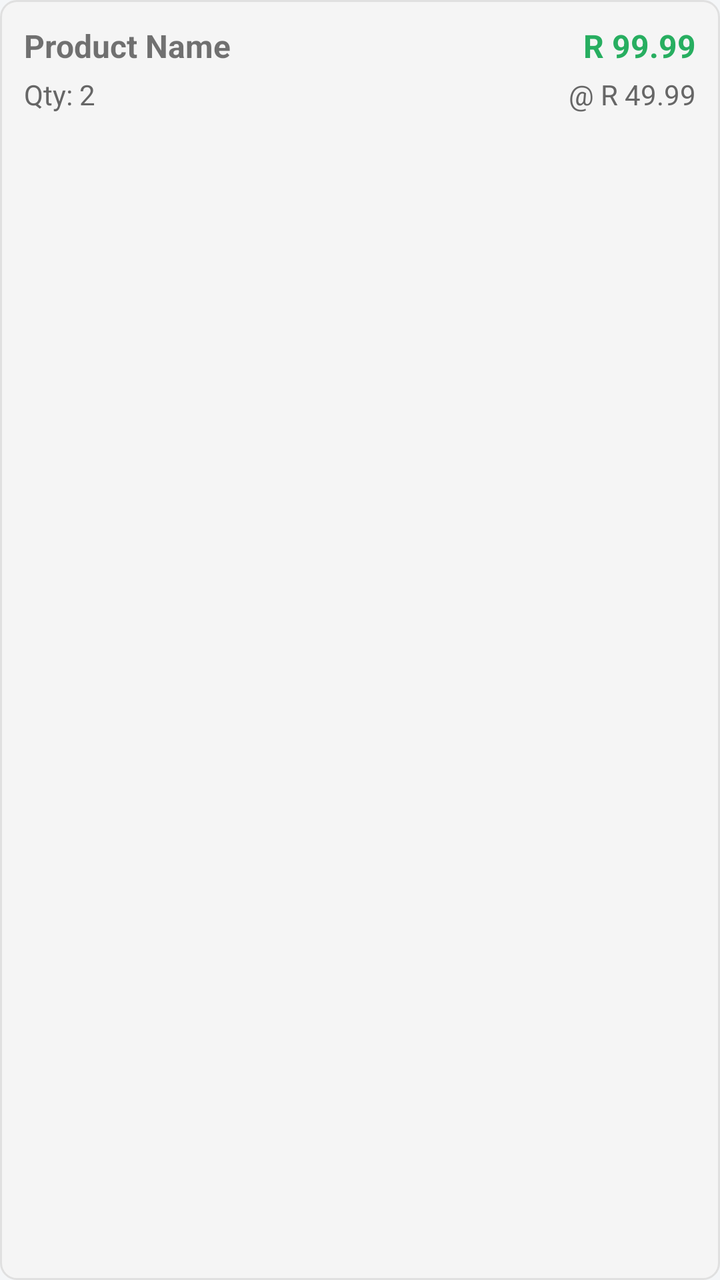
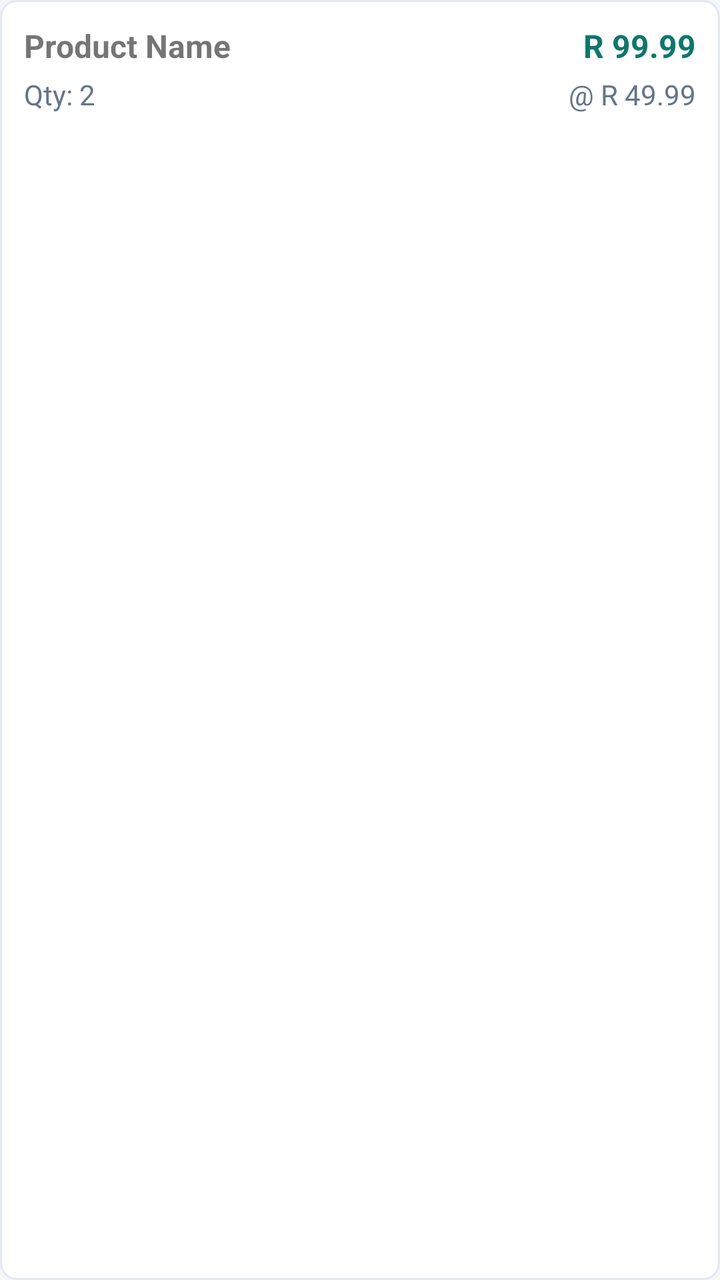

Before-and-after screenshots of an Android layout around one commit, followed by the original layout XML and the change that was made.
<!-- AndroidManifest.xml: application theme Theme.POSScanner -->
<!-- res/layout/item_receipt_item.xml -->
<?xml version="1.0" encoding="utf-8"?>
<LinearLayout xmlns:android="http://schemas.android.com/apk/res/android"
    android:layout_width="match_parent"
    android:layout_height="wrap_content"
    android:orientation="vertical"
    android:padding="12dp"
    android:background="@drawable/item_background">

    <LinearLayout
        android:layout_width="match_parent"
        android:layout_height="wrap_content"
        android:orientation="horizontal">

        <TextView
            android:id="@+id/itemNameText"
            android:layout_width="0dp"
            android:layout_height="wrap_content"
            android:layout_weight="1"
            android:text="Product Name"
            android:textSize="16sp"
            android:textStyle="bold"/>

        <TextView
            android:id="@+id/itemSubtotalText"
            android:layout_width="wrap_content"
            android:layout_height="wrap_content"
            android:text="R 99.99"
            android:textSize="16sp"
            android:textStyle="bold"
            android:textColor="#27ae60"/>
    </LinearLayout>

    <LinearLayout
        android:layout_width="match_parent"
        android:layout_height="wrap_content"
        android:orientation="horizontal"
        android:layout_marginTop="4dp">

        <TextView
            android:id="@+id/itemQuantityText"
            android:layout_width="0dp"
            android:layout_height="wrap_content"
            android:layout_weight="1"
            android:text="Qty: 2"
            android:textSize="14sp"
            android:textColor="#666"/>

        <TextView
            android:id="@+id/itemPriceText"
            android:layout_width="wrap_content"
            android:layout_height="wrap_content"
            android:text="@ R 49.99"
            android:textSize="14sp"
            android:textColor="#666"/>
    </LinearLayout>

</LinearLayout>
<!-- resources referenced by this layout -->
<resources>
  <!-- drawable item_background (drawable) -->
  <?xml version="1.0" encoding="utf-8"?>
  <shape xmlns:android="http://schemas.android.com/apk/res/android">
      <solid android:color="#f5f5f5"/>
      <corners android:radius="8dp"/>
      <stroke android:width="1dp" android:color="#e0e0e0"/>
  </shape>
  <style name="Theme.POSScanner" parent="Theme.MaterialComponents.Light.NoActionBar">
          <item name="colorPrimary">@color/brand_primary</item>
          <item name="colorPrimaryDark">@color/brand_primary_dark</item>
          <item name="colorAccent">@color/brand_primary</item>
          <item name="colorOnPrimary">@color/white</item>
          <item name="android:statusBarColor">@color/brand_primary_dark</item>
          <item name="android:windowBackground">@color/bg</item>
      </style>
  <color name="brand_primary">#0F766E</color>
  <color name="brand_primary_dark">#0C5C57</color>
  <color name="white">#FFFFFF</color>
  <color name="bg">#F4F6F8</color>
</resources>

<!-- the commit's change to res/layout/item_receipt_item.xml (unified diff, before → after) -->
@@ -27,7 +27,7 @@
             android:text="R 99.99"
             android:textSize="16sp"
             android:textStyle="bold"
-            android:textColor="#27ae60"/>
+            android:textColor="@color/brand_primary"/>
     </LinearLayout>
 
     <LinearLayout
@@ -43,7 +43,7 @@
             android:layout_weight="1"
             android:text="Qty: 2"
             android:textSize="14sp"
-            android:textColor="#666"/>
+            android:textColor="@color/muted"/>
 
         <TextView
             android:id="@+id/itemPriceText"
@@ -51,7 +51,7 @@
             android:layout_height="wrap_content"
             android:text="@ R 49.99"
             android:textSize="14sp"
-            android:textColor="#666"/>
+            android:textColor="@color/muted"/>
     </LinearLayout>
 
 </LinearLayout>
<!-- resource entries referenced after the edit -->
@@ -3,21 +3,30 @@
   <!-- drawable item_background (drawable) -->
   <?xml version="1.0" encoding="utf-8"?>
   <shape xmlns:android="http://schemas.android.com/apk/res/android">
-      <solid android:color="#f5f5f5"/>
+      <solid android:color="@color/surface"/>
       <corners android:radius="8dp"/>
-      <stroke android:width="1dp" android:color="#e0e0e0"/>
+      <stroke android:width="1dp" android:color="@color/border"/>
   </shape>
   <style name="Theme.POSScanner" parent="Theme.MaterialComponents.Light.NoActionBar">
           <item name="colorPrimary">@color/brand_primary</item>
           <item name="colorPrimaryDark">@color/brand_primary_dark</item>
           <item name="colorAccent">@color/brand_primary</item>
           <item name="colorOnPrimary">@color/white</item>
+          <item name="colorSecondary">@color/brand_primary</item>
+          <item name="colorSurface">@color/surface</item>
+          <item name="colorOnSurface">@color/ink</item>
+          <item name="android:textColorPrimary">@color/ink</item>
+          <item name="android:textColorSecondary">@color/muted</item>
           <item name="android:statusBarColor">@color/brand_primary_dark</item>
           <item name="android:windowBackground">@color/bg</item>
       </style>
+  <color name="surface">#FFFFFF</color>
+  <color name="border">#E2E8F0</color>
   <color name="brand_primary">#0F766E</color>
+  <color name="muted">#64748B</color>
   <color name="brand_primary_dark">#0C5C57</color>
   <color name="white">#FFFFFF</color>
+  <color name="ink">#1F2937</color>
   <color name="bg">#F4F6F8</color>
 </resources>
 
